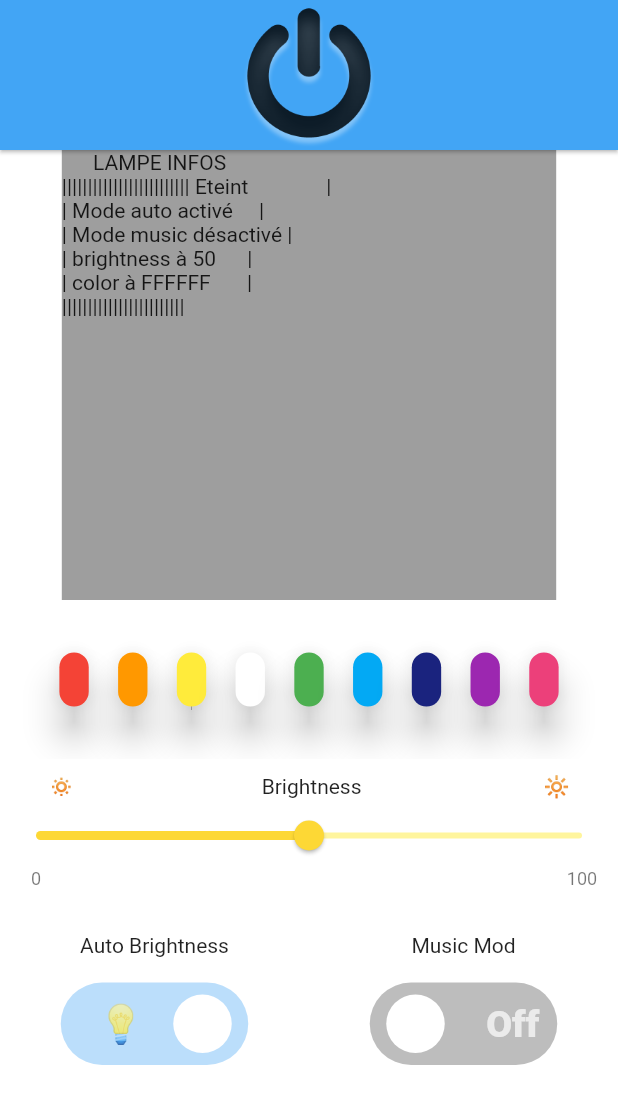
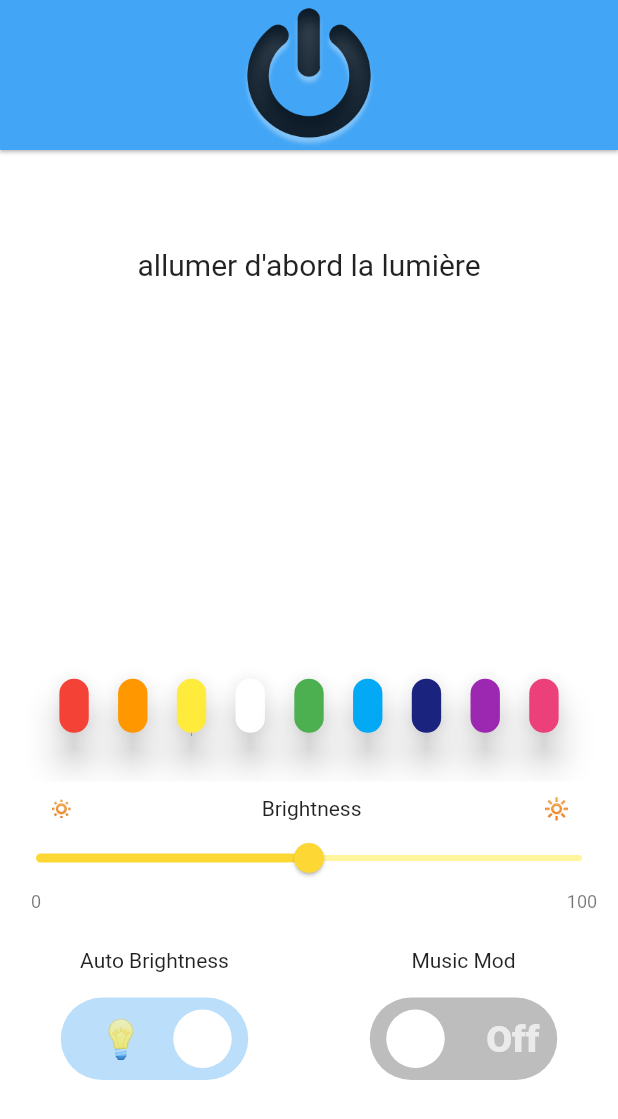
Before and after one commit to PA-2022-Moc/lightcontrol, a Flutter app: the screen it shows after launch, after a tap on "Off", on a phone screen of 412 x 824 dp. Shown: the top 1119 px of the screen. Run offline on Flutter 3.47's test engine with Material 2 defaults, Android fonts, the phone set to English and light mode, and no system bars; drawn by our look-alikes of flutter_switch, syncfusion_flutter_sliders.

Commit message:
affichage info a 90%

```diff
--- a/lib/lamp.dart
+++ b/lib/lamp.dart
@@ -36,29 +36,30 @@ class Lamp {
     String line4;
     String line5;
 
-    String line1 = "      LAMPE INFOS \n";
-    String line2 = "||||||||||||||||||||||||";
+    String line1 = "LAMPE INFOS \n";
+    String line2 = "||||||||||||||||||||||||||||||||||||||||||||\n";
     if (start == false) {
-      line3 = "| Eteint               |\n";
+      return "allumer d'abord la lumière";
+      line3 = "  Eteint                             \n";
     } else {
-      line3 = "| Allumé               |\n";
+      line3 = "  Allumé                                    \n";
     }
 
     if (auto == false) {
-      line4 = "| Mode auto désactivé  |\n";
+      line4 = "  Mode auto désactivé    \n";
     } else {
-      line4 = "| Mode auto activé     |\n";
+      line4 = "  Mode auto activé          \n";
     }
 
     if (music == false) {
-      line5 = "| Mode music désactivé |\n";
+      line5 = "  Mode music désactivé  \n";
     } else {
-      line5 = "| Mode music activé    |\n";
+      line5 = "  Mode music activé        \n";
     }
 
-    String line6 = "| brightness à $brightness      |\n";
-    String line7 = "| color à $color       |\n";
-    String line8 = "|||||||||||||||||||||||| \n";
+    String line6 = "  brightness à $brightness         \n";
+    String line7 = "  color à $color                            \n";
+    String line8 = "||||||||||||||||||||||||||||||||||||||||||||\n";
 
     List<String> concatLines = [line1, line2, line3, line4, line5, line6, line7, line8];
     String concatLine = concatLines.join();
--- a/lib/main.dart
+++ b/lib/main.dart
@@ -115,7 +115,7 @@ class _TestHome extends State<MyHomePage> {
   var isSwitched2 = false;
   double valueCursor = 50.0;
 
-  String infoLamp = 'test';
+  String infoLamp = 'LOADING INFOS';
 
   @override
   Widget build(BuildContext context) {
@@ -127,9 +127,19 @@ class _TestHome extends State<MyHomePage> {
             alignment: Alignment.topCenter,
             widthFactor: 0.8,
             child: Container(
-              color: Colors.grey,
-              height: 300,
-              child: Text('$infoLamp'),
+              color: Colors.white,
+              height: 270,
+              margin: const EdgeInsets.only(top: 50.0),
+              padding: const EdgeInsets.all(10.0),
+              child: Text(
+                '$infoLamp',
+                textAlign: TextAlign.center,
+                style: TextStyle(
+                  fontSize: 20,
+                  // fontFamily: fontFamily,
+                  height: 1.5,
+                ),
+              ),
             ),
           ),
           Expanded(
@@ -151,6 +161,9 @@ class _TestHome extends State<MyHomePage> {
                         onPressed: () {
                           myAppState.selectColor(Colors.red);
                           infoLamp = myAppState.displayLampInfos();
+                          setState(() {
+                            infoLamp = myAppState.displayLampInfos();
+                          });
                         }),
                   ),
                   Spacer(flex: 1),
@@ -160,6 +173,9 @@ class _TestHome extends State<MyHomePage> {
                         style: ElevatedButton.styleFrom(primary: Colors.orange, elevation: 10, shape: RoundedRectangleBorder(borderRadius: BorderRadius.circular(90))),
                         onPressed: () {
                           myAppState.selectColor(Colors.orange);
+                          setState(() {
+                            infoLamp = myAppState.displayLampInfos();
+                          });
                         }),
                   ),
                   Spacer(flex: 1),
@@ -169,6 +185,9 @@ class _TestHome extends State<MyHomePage> {
                         style: ElevatedButton.styleFrom(primary: Colors.yellow, elevation: 10, shape: RoundedRectangleBorder(borderRadius: BorderRadius.circular(90))),
                         onPressed: () {
                           myAppState.selectColor(Colors.yellow);
+                          setState(() {
+                            infoLamp = myAppState.displayLampInfos();
+                          });
                         }),
                   ),
                   Spacer(flex: 1),
@@ -178,6 +197,9 @@ class _TestHome extends State<MyHomePage> {
                         style: ElevatedButton.styleFrom(primary: Colors.white, elevation: 10, shape: RoundedRectangleBorder(borderRadius: BorderRadius.circular(90))),
                         onPressed: () {
                           myAppState.selectColor(Colors.white);
+                          setState(() {
+                            infoLamp = myAppState.displayLampInfos();
+                          });
                         }),
                   ),
                   Spacer(flex: 1),
@@ -187,6 +209,9 @@ class _TestHome extends State<MyHomePage> {
                         style: ElevatedButton.styleFrom(primary: Colors.green, elevation: 10, shape: RoundedRectangleBorder(borderRadius: BorderRadius.circular(90))),
                         onPressed: () {
                           myAppState.selectColor(Colors.green);
+                          setState(() {
+                            infoLamp = myAppState.displayLampInfos();
+                          });
                         }),
                   ),
                   Spacer(flex: 1),
@@ -196,6 +221,9 @@ class _TestHome extends State<MyHomePage> {
                         style: ElevatedButton.styleFrom(primary: Colors.lightBlue, elevation: 10, shape: RoundedRectangleBorder(borderRadius: BorderRadius.circular(90))),
                         onPressed: () {
                           myAppState.selectColor(Colors.lightBlue);
+                          setState(() {
+                            infoLamp = myAppState.displayLampInfos();
+                          });
                         }),
                   ),
                   Spacer(flex: 1),
@@ -205,6 +233,9 @@ class _TestHome extends State<MyHomePage> {
                         style: ElevatedButton.styleFrom(primary: Colors.indigo.shade900, elevation: 10, shape: RoundedRectangleBorder(borderRadius: BorderRadius.circular(90))),
                         onPressed: () {
                           myAppState.selectColor(Colors.indigo.shade900);
+                          setState(() {
+                            infoLamp = myAppState.displayLampInfos();
+                          });
                         }),
                   ),
                   Spacer(flex: 1),
@@ -214,6 +245,9 @@ class _TestHome extends State<MyHomePage> {
                         style: ElevatedButton.styleFrom(primary: Colors.purple, elevation: 10, shape: RoundedRectangleBorder(borderRadius: BorderRadius.circular(90))),
                         onPressed: () {
                           myAppState.selectColor(Colors.purple);
+                          setState(() {
+                            infoLamp = myAppState.displayLampInfos();
+                          });
                         }),
                   ),
                   Spacer(flex: 1),
@@ -223,6 +257,9 @@ class _TestHome extends State<MyHomePage> {
                         style: ElevatedButton.styleFrom(primary: Colors.pink.shade400, elevation: 10, shape: RoundedRectangleBorder(borderRadius: BorderRadius.circular(90))),
                         onPressed: () {
                           myAppState.selectColor(Colors.pink.shade400);
+                          setState(() {
+                            infoLamp = myAppState.displayLampInfos();
+                          });
                         }),
                   ),
                   Spacer(flex: 1),
```
